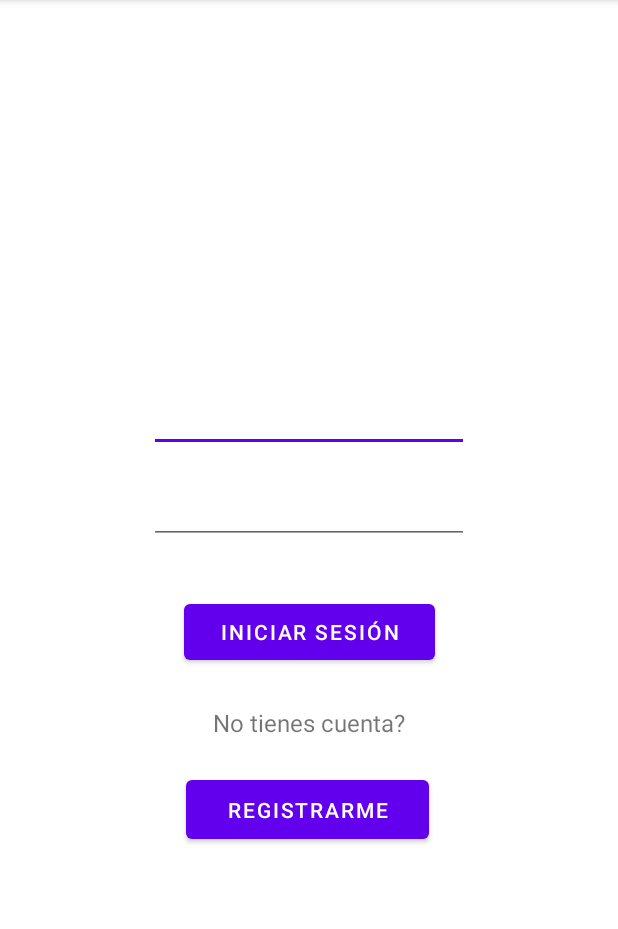
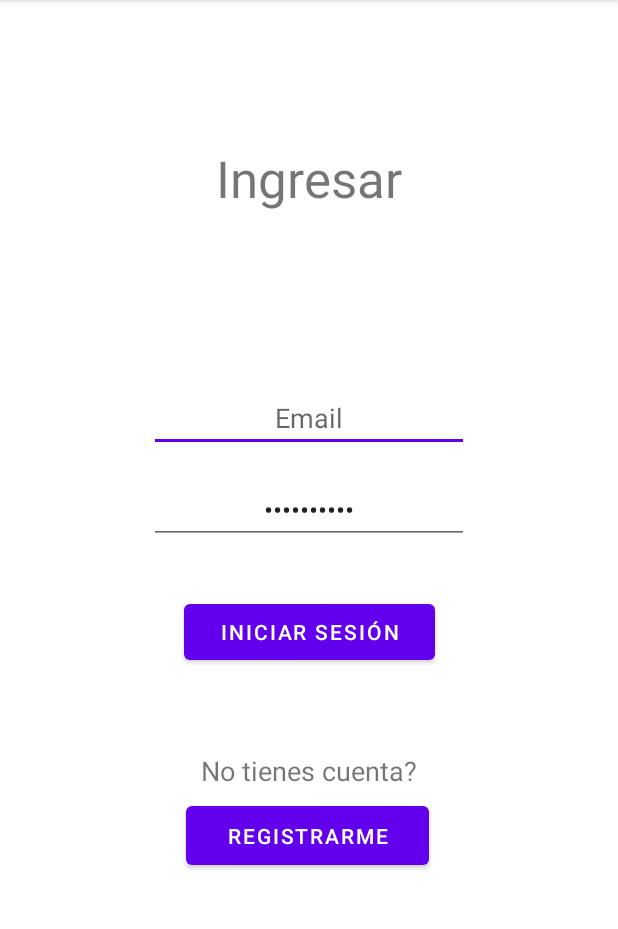
Before and after one commit to guadavaquer/final-am-acn4bv-vaquer, an Android app: the LoginActivity screen opened directly, with no data from a screen before it, on a phone screen of 412 x 824 dp, the part 84-1013 px from its top. Run offline under Robolectric (Android 15) with nearby library versions, the phone set to English and light mode, and no system bars; our stand-ins replace Firebase (no records; nobody signed in at launch, a user with empty details on screens opened directly).

Commit message:
Ajustes login y registro

```diff
--- a/app/src/main/res/layout/activity_login.xml
+++ b/app/src/main/res/layout/activity_login.xml
@@ -12,7 +12,9 @@
         android:layout_height="wrap_content"
         android:layout_marginTop="256dp"
         android:ems="10"
+        android:hint="Email"
         android:inputType="textEmailAddress"
+        android:textAlignment="center"
         app:layout_constraintEnd_toEndOf="parent"
         app:layout_constraintStart_toStartOf="parent"
         app:layout_constraintTop_toTopOf="parent" />
@@ -24,6 +26,8 @@
         android:layout_marginTop="16dp"
         android:ems="10"
         android:inputType="textPassword"
+        android:text="Contraseña"
+        android:textAlignment="center"
         app:layout_constraintEnd_toEndOf="parent"
         app:layout_constraintStart_toStartOf="parent"
         app:layout_constraintTop_toBottomOf="@+id/txt_email" />
@@ -41,12 +45,12 @@
 
     <TextView
         android:id="@+id/textView7"
-        android:layout_width="170dp"
-        android:layout_height="37dp"
-        android:layout_marginBottom="6dp"
+        android:layout_width="181dp"
+        android:layout_height="22dp"
+        android:layout_marginBottom="8dp"
         android:text="No tienes cuenta?"
         android:textAlignment="center"
-        android:textSize="16sp"
+        android:textSize="18sp"
         app:layout_constraintBottom_toTopOf="@+id/btn_registrarse"
         app:layout_constraintEnd_toEndOf="parent"
         app:layout_constraintStart_toStartOf="parent" />
@@ -56,10 +60,24 @@
         android:layout_width="162dp"
         android:layout_height="51dp"
         android:layout_marginTop="68dp"
+        android:layout_marginBottom="96dp"
+        android:onClick="onRegistroButtonClick"
         android:text="Registrarme"
-        android:onClick="onRegistroButtonClick"
+        app:layout_constraintBottom_toBottomOf="parent"
         app:layout_constraintEnd_toEndOf="parent"
         app:layout_constraintHorizontal_bias="0.497"
         app:layout_constraintStart_toStartOf="parent"
-        app:layout_constraintTop_toBottomOf="@+id/btn_login" />
+        app:layout_constraintTop_toBottomOf="@+id/btn_login"
+        app:layout_constraintVertical_bias="0.161" />
+
+    <TextView
+        android:id="@+id/txt_ingresar"
+        android:layout_width="wrap_content"
+        android:layout_height="wrap_content"
+        android:layout_marginTop="96dp"
+        android:text="Ingresar"
+        android:textSize="34sp"
+        app:layout_constraintEnd_toEndOf="parent"
+        app:layout_constraintStart_toStartOf="parent"
+        app:layout_constraintTop_toTopOf="parent" />
 </androidx.constraintlayout.widget.ConstraintLayout>
```
Also changed, not shown: app/src/main/res/layout/activity_register.xml (+66 -0 lines).
